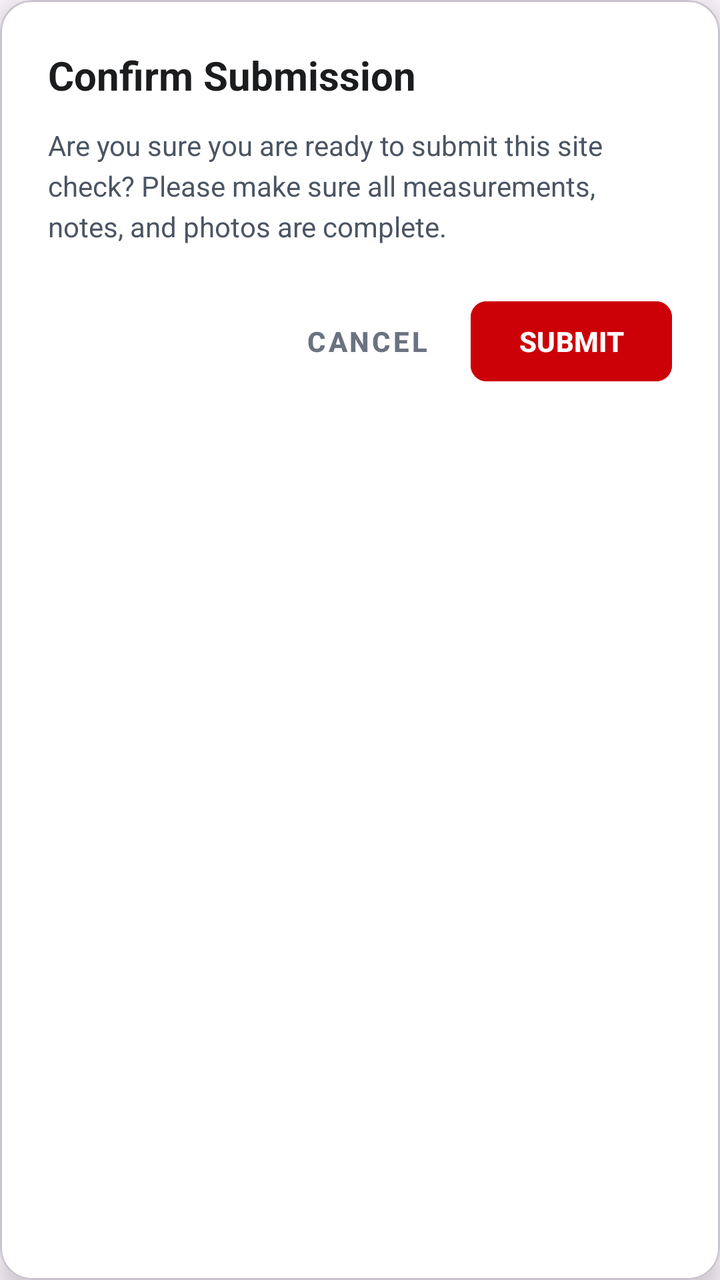
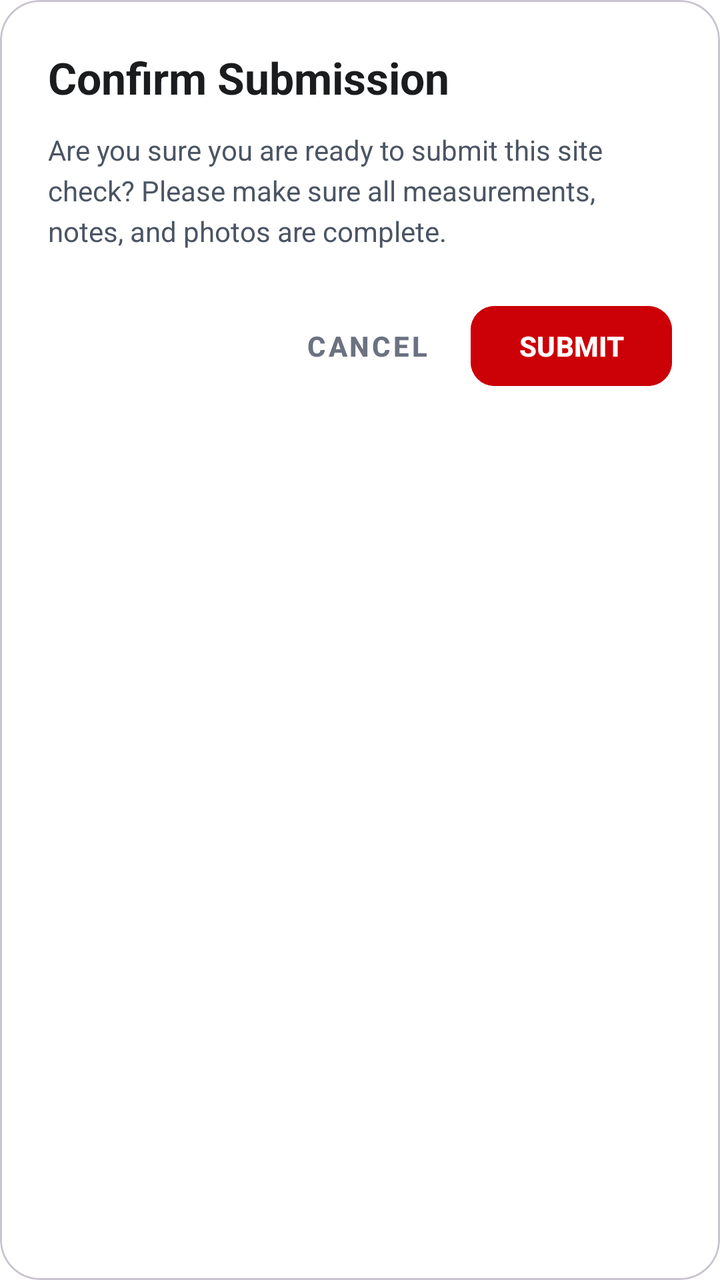

Before-and-after screenshots of an Android layout around one commit, followed by the original layout XML and the change that was made.
<!-- AndroidManifest.xml: application theme Theme.EmployeePOS2 -->
<!-- res/layout/dialog_confirm_submit.xml -->
<?xml version="1.0" encoding="utf-8"?>
<com.google.android.material.card.MaterialCardView xmlns:android="http://schemas.android.com/apk/res/android"
    xmlns:app="http://schemas.android.com/apk/res-auto"
    android:layout_width="match_parent"
    android:layout_height="wrap_content"
    android:layout_margin="16dp"
    app:cardBackgroundColor="#FFFFFF"
    app:cardCornerRadius="16dp"
    app:cardElevation="8dp">

    <LinearLayout
        android:layout_width="match_parent"
        android:layout_height="wrap_content"
        android:orientation="vertical"
        android:padding="24dp">

        <TextView
            android:layout_width="match_parent"
            android:layout_height="wrap_content"
            android:text="Confirm Submission"
            android:textColor="#1A1C1E"
            android:textSize="20sp"
            android:textStyle="bold"
            android:layout_marginBottom="12dp" />

        <TextView
            android:layout_width="match_parent"
            android:layout_height="wrap_content"
            android:text="Are you sure you are ready to submit this site check? Please make sure all measurements, notes, and photos are complete."
            android:textColor="#4B5563"
            android:textSize="14sp"
            android:lineSpacingExtra="4dp"
            android:layout_marginBottom="24dp" />

        <LinearLayout
            android:layout_width="match_parent"
            android:layout_height="wrap_content"
            android:orientation="horizontal"
            android:gravity="end">

            <com.google.android.material.button.MaterialButton
                android:id="@+id/btnCancelSubmit"
                style="@style/Widget.MaterialComponents.Button.TextButton"
                android:layout_width="wrap_content"
                android:layout_height="wrap_content"
                android:text="CANCEL"
                android:textColor="#6B7280"
                android:textStyle="bold"
                android:layout_marginEnd="8dp"/>

            <com.google.android.material.button.MaterialButton
                android:id="@+id/btnConfirmSubmit"
                android:layout_width="wrap_content"
                android:layout_height="wrap_content"
                android:text="SUBMIT"
                android:textColor="#FFFFFF"
                android:backgroundTint="#CC0007"
                android:textStyle="bold"
                app:cornerRadius="8dp" />
        </LinearLayout>
    </LinearLayout>
</com.google.android.material.card.MaterialCardView>
<!-- resources referenced by this layout -->
<resources>
  <style name="Theme.EmployeePOS2" parent="Base.Theme.EmployeePOS2" />
  <style name="Base.Theme.EmployeePOS2" parent="Theme.Material3.DayNight.NoActionBar">
          
          
      </style>
</resources>

<!-- the commit's change to res/layout/dialog_confirm_submit.xml (unified diff, before → after) -->
@@ -5,8 +5,8 @@
     android:layout_height="wrap_content"
     android:layout_margin="16dp"
     app:cardBackgroundColor="#FFFFFF"
-    app:cardCornerRadius="16dp"
-    app:cardElevation="8dp">
+    app:cardCornerRadius="20dp"
+    app:cardElevation="0dp">
 
     <LinearLayout
         android:layout_width="match_parent"
@@ -19,7 +19,7 @@
             android:layout_height="wrap_content"
             android:text="Confirm Submission"
             android:textColor="#1A1C1E"
-            android:textSize="20sp"
+            android:textSize="22sp"
             android:textStyle="bold"
             android:layout_marginBottom="12dp" />
 
@@ -56,7 +56,7 @@
                 android:textColor="#FFFFFF"
                 android:backgroundTint="#CC0007"
                 android:textStyle="bold"
-                app:cornerRadius="8dp" />
+                app:cornerRadius="12dp" />
         </LinearLayout>
     </LinearLayout>
 </com.google.android.material.card.MaterialCardView>
<!-- resource entries referenced after the edit -->
@@ -3,7 +3,15 @@
   <style name="Theme.EmployeePOS2" parent="Base.Theme.EmployeePOS2" />
   <style name="Base.Theme.EmployeePOS2" parent="Theme.Material3.DayNight.NoActionBar">
           
-          
+          <item name="colorPrimary">#CC0007</item>
+          <item name="colorOnPrimary">#FFFFFF</item>
+          <item name="colorPrimaryContainer">#FEE2E2</item>
+          <item name="colorOnPrimaryContainer">#CC0007</item>
+          <item name="colorSecondary">#CC0007</item>
+          <item name="colorSecondaryContainer">#FEE2E2</item>
+          <item name="colorOnSecondaryContainer">#CC0007</item>
+          <item name="colorSurface">#FFFFFF</item>
+          <item name="android:windowBackground">#FFFFFF</item>
       </style>
 </resources>
 
